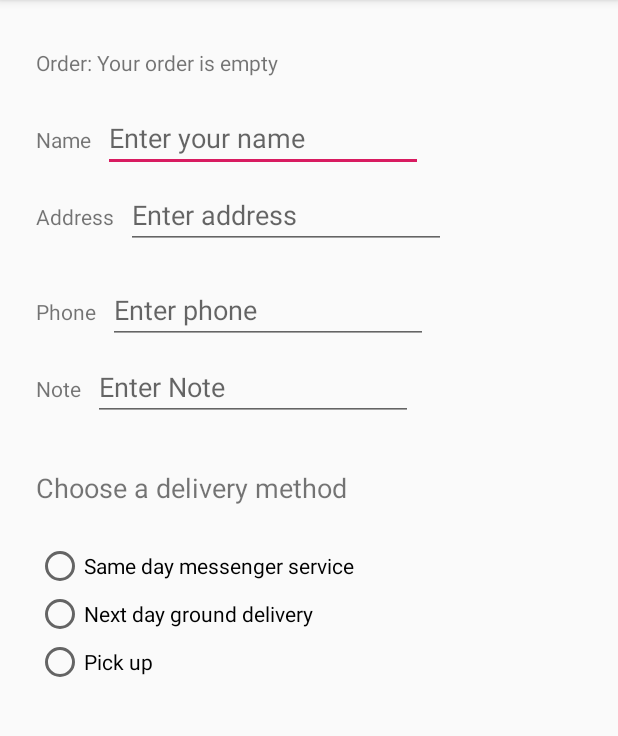
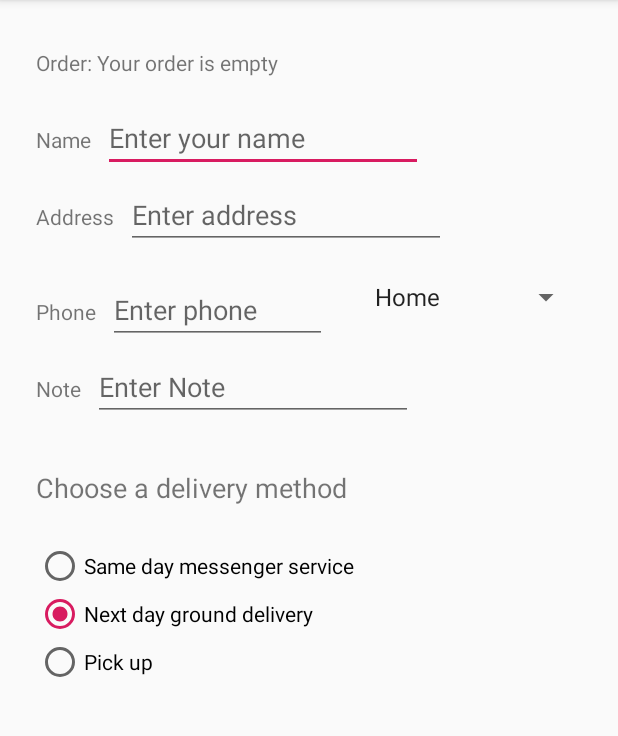
Before and after one commit to Moorose/android-for-modern-programming, an Android app: the OrderActivity screen opened directly, with no data from a screen before it, on a phone screen of 412 x 824 dp, the part 84-820 px from its top. Run offline under Robolectric (Android 15) with nearby library versions, the light colour scheme and no system bars.

Commit message:
FInish main lesson

```diff
--- a/DroidCafe/app/src/main/java/com/example/droidcafe/OrderActivity.java
+++ b/DroidCafe/app/src/main/java/com/example/droidcafe/OrderActivity.java
@@ -5,11 +5,14 @@
 import android.content.Intent;
 import android.os.Bundle;
 import android.view.View;
+import android.widget.AdapterView;
+import android.widget.ArrayAdapter;
 import android.widget.RadioButton;
+import android.widget.Spinner;
 import android.widget.TextView;
 import android.widget.Toast;
 
-public class OrderActivity extends AppCompatActivity {
+public class OrderActivity extends AppCompatActivity implements AdapterView.OnItemSelectedListener {
 
     @Override
     protected void onCreate(Bundle savedInstanceState) {
@@ -17,17 +20,31 @@
         setContentView(R.layout.activity_order);
 
         Intent intent = getIntent();
-        String message =  intent.getStringExtra(MainActivity.EXTRA_MESSAGE);
-        if (message == null) message="Your order is empty";
+        String message = intent.getStringExtra(MainActivity.EXTRA_MESSAGE);
+        if (message == null) message = "Your order is empty";
         TextView textView = findViewById(R.id.order_textview);
         textView.setText("Order: " + message);
+
+        Spinner spinner = findViewById(R.id.label_spinner);
+        if (spinner != null) {
+            spinner.setOnItemSelectedListener(this);
+        }
+        ArrayAdapter<CharSequence> adapter = ArrayAdapter.createFromResource(
+                this,
+                R.array.labels_array,
+                android.R.layout.simple_spinner_item);
+        adapter.setDropDownViewResource
+                (android.R.layout.simple_spinner_dropdown_item);
+        if (spinner != null) {
+            spinner.setAdapter(adapter);
+        }
     }
 
     public void onRadioButtonClick(View view) {
         boolean checked = ((RadioButton) view).isChecked();
 
-        if(!checked) return;
-        switch (view.getId()){
+        if (!checked) return;
+        switch (view.getId()) {
             case R.id.sameday:
                 displayToast(getString(R.string.same_day_messenger_service));
                 break;
@@ -44,4 +61,15 @@
         Toast.makeText(getApplicationContext(), message,
                 Toast.LENGTH_SHORT).show();
     }
+
+    @Override
+    public void onItemSelected(AdapterView<?> adapterView, View view, int position, long id) {
+        String spinnerLabel = adapterView.getItemAtPosition(position).toString();
+        displayToast(spinnerLabel);
+    }
+
+    @Override
+    public void onNothingSelected(AdapterView<?> parent) {
+
+    }
 }
--- a/DroidCafe/app/src/main/res/layout/activity_order.xml
+++ b/DroidCafe/app/src/main/res/layout/activity_order.xml
@@ -56,8 +56,8 @@
         android:layout_height="wrap_content"
         android:layout_marginStart="@dimen/margin_edit_text"
         android:layout_marginLeft="@dimen/margin_edit_text"
+        android:ems="10"
         android:hint="@string/enter_address_hint"
-        android:ems="10"
         android:inputType="textMultiLine"
         app:layout_constraintBaseline_toBaselineOf="@+id/address_label"
         app:layout_constraintStart_toEndOf="@+id/address_label" />
@@ -75,15 +75,27 @@
 
     <EditText
         android:id="@+id/phone_text"
-        android:layout_width="wrap_content"
+        android:layout_width="0dp"
         android:layout_height="wrap_content"
         android:layout_marginStart="@dimen/margin_edit_text"
-        android:layout_marginLeft="@dimen/margin_edit_text"
+        android:layout_marginEnd="16dp"
+        android:ems="10"
         android:hint="@string/enter_phone_hint"
-        android:ems="10"
         android:inputType="phone"
         app:layout_constraintBaseline_toBaselineOf="@+id/phone_label"
+        app:layout_constraintEnd_toStartOf="@+id/label_spinner"
         app:layout_constraintStart_toEndOf="@+id/phone_label" />
+
+    <Spinner
+        android:id="@+id/label_spinner"
+        android:layout_width="0dp"
+        android:layout_height="wrap_content"
+        android:layout_marginStart="@dimen/margin_edit_text"
+        android:layout_marginTop="20dp"
+        android:layout_marginEnd="@dimen/margin_wide"
+        app:layout_constraintEnd_toEndOf="parent"
+        app:layout_constraintStart_toEndOf="@+id/phone_text"
+        app:layout_constraintTop_toBottomOf="@+id/address_text" />
 
     <TextView
         android:id="@+id/note_label"
@@ -102,8 +114,8 @@
         android:layout_height="wrap_content"
         android:layout_marginStart="@dimen/margin_edit_text"
         android:layout_marginLeft="@dimen/margin_edit_text"
+        android:ems="10"
         android:hint="@string/enter_note_hint"
-        android:ems="10"
         android:inputType="textCapSentences|textMultiLine"
         app:layout_constraintBaseline_toBaselineOf="@+id/note_label"
         app:layout_constraintStart_toEndOf="@+id/note_label" />
@@ -131,6 +143,7 @@
             android:id="@+id/sameday"
             android:layout_width="wrap_content"
             android:layout_height="wrap_content"
+            android:checked="true"
             android:onClick="onRadioButtonClick"
             android:text="@string/same_day_messenger_service" />
 
@@ -138,6 +151,7 @@
             android:id="@+id/nextday"
             android:layout_width="match_parent"
             android:layout_height="wrap_content"
+            android:checked="true"
             android:onClick="onRadioButtonClick"
             android:text="@string/next_day_ground_delivery" />
 
--- a/DroidCafe/app/src/main/res/values/strings.xml
+++ b/DroidCafe/app/src/main/res/values/strings.xml
@@ -20,4 +20,10 @@
     <string name="pick_up">Pick up</string>
     <string name="next_day_ground_delivery">Next day ground delivery</string>
     <string name="same_day_messenger_service">Same day messenger service</string>
+    <string-array name="labels_array">
+        <item>Home</item>
+        <item>Work</item>
+        <item>Mobile</item>
+        <item>Other</item>
+    </string-array>
 </resources>
```
